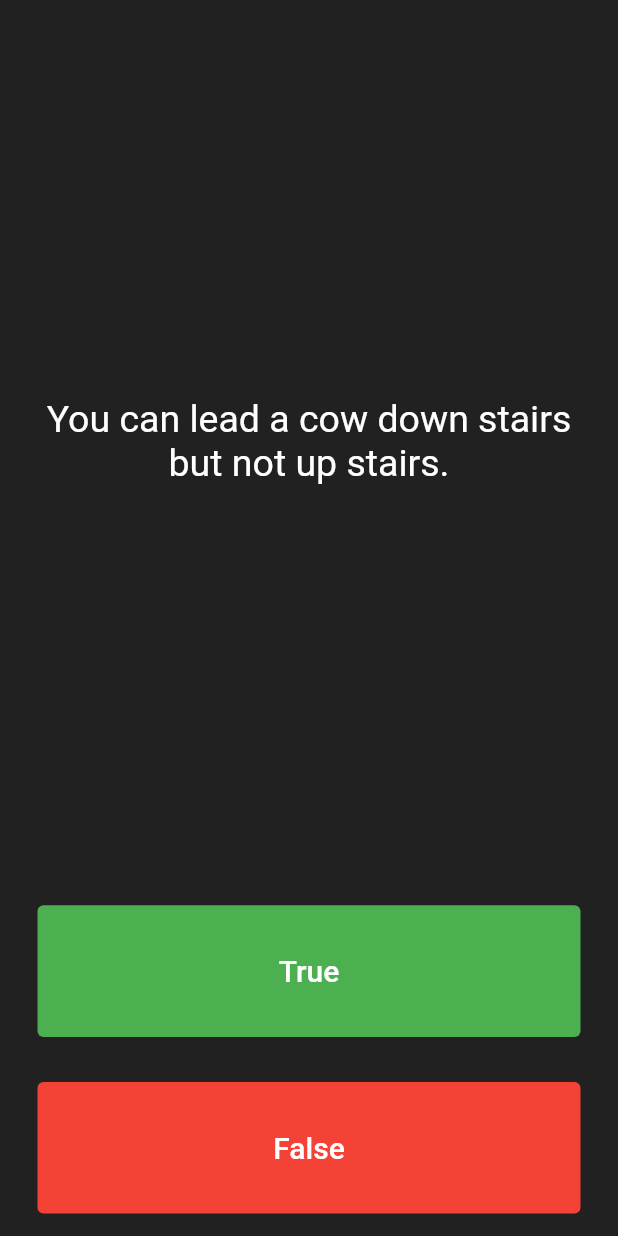
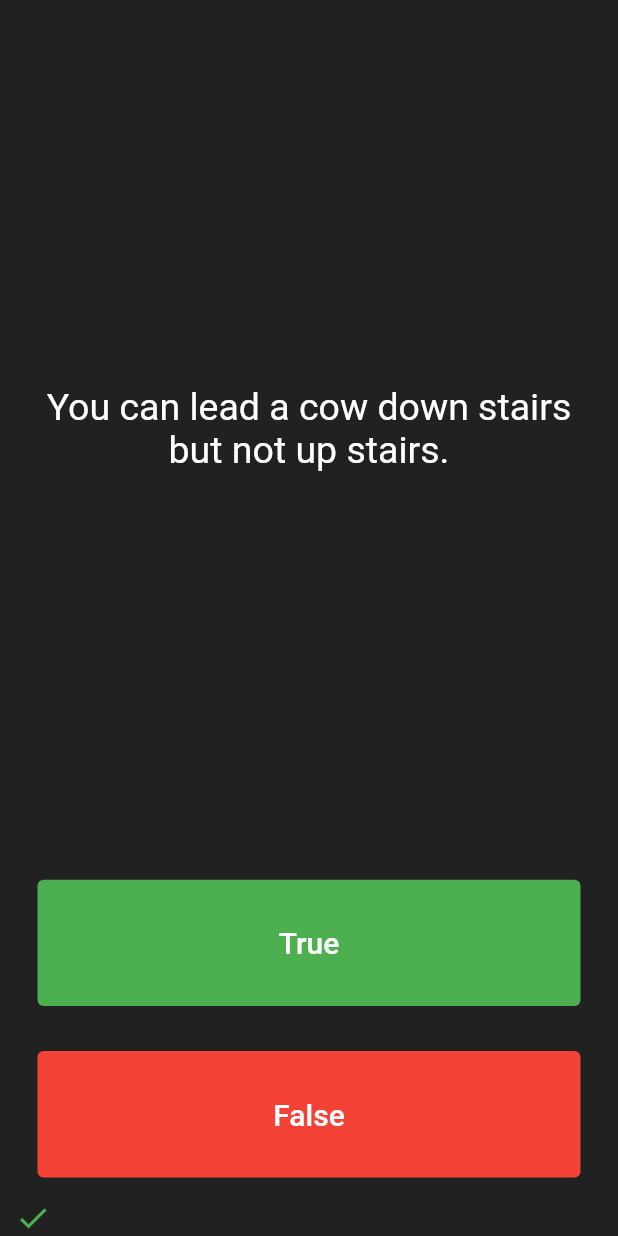
Before and after one commit to Slmdv9/quizler, a Flutter app: the screen it shows after launch, after a tap on "True", on a phone screen of 412 x 824 dp. Run offline on Flutter 3.47's test engine with Material 2 defaults, Android fonts, the phone set to English and light mode, and no system bars.

Commit message:
Add icons if answer is true or false

```diff
--- a/lib/main.dart
+++ b/lib/main.dart
@@ -35,6 +35,26 @@ class QuizPage extends StatefulWidget {
 class _QuizPageState extends State<QuizPage> {
   List<Widget> scoreKeeper = [];
 
+  void checkAnswer(bool userPickedAnswer) {
+    bool correctAnswer = quizBrain.getQuestionAnswer();
+
+    if (userPickedAnswer == correctAnswer) {
+      scoreKeeper.add(const Icon(
+        Icons.check,
+        color: Colors.green,
+      ));
+    } else {
+      scoreKeeper.add(const Icon(
+        Icons.close,
+        color: Colors.red,
+      ));
+    }
+
+    setState(() {
+      quizBrain.nextQuestion();
+    });
+  }
+
   @override
   Widget build(BuildContext context) {
     return Column(
@@ -69,14 +89,7 @@ class _QuizPageState extends State<QuizPage> {
                 ),
               ),
               onPressed: () {
-                //The user picked true.
-
-                bool correctAnswer = quizBrain.getQuestionAnswer();
-
-                if (correctAnswer == true) {}
-                setState(() {
-                  quizBrain.nextQuestion();
-                });
+                checkAnswer(true);
               },
             ),
           ),
@@ -95,7 +108,7 @@ class _QuizPageState extends State<QuizPage> {
                 ),
               ),
               onPressed: () {
-                //The user picked false.
+                checkAnswer(false);
               },
             ),
           ),
```
